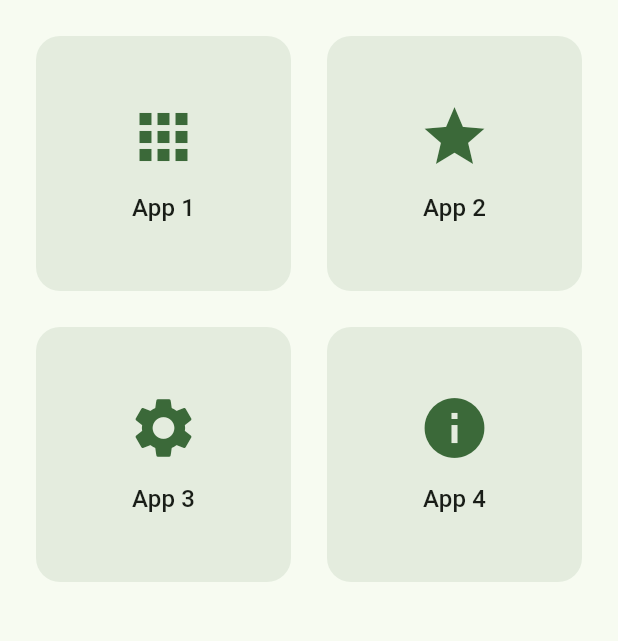
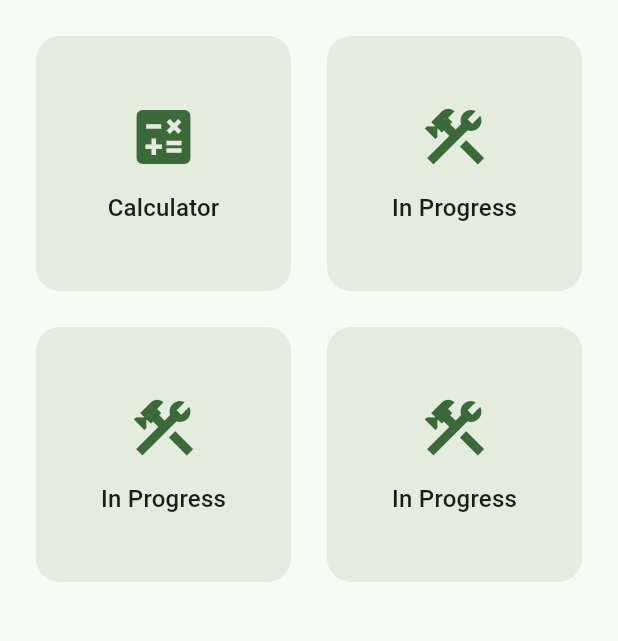
Before and after one commit to ChadKeyser/flutter_application_1, a Flutter app: the screen it shows after launch, on a phone screen of 412 x 824 dp, the part 84-725 px from its top. Run offline on Flutter 3.47's test engine with Material 3 defaults, Android fonts, the light colour scheme and no system bars.

Commit message:
Update home page and calculator app

```diff
--- a/lib/home_page.dart
+++ b/lib/home_page.dart
@@ -21,36 +21,27 @@ class HomePage extends StatelessWidget {
         mainAxisSpacing: 24,
         children: [
           AppBlock(
-            title: 'App 1',
-            icon: Icons.apps,
+            title: 'Calculator',
+            icon: Icons.calculate,
             onTap: () => Navigator.push(
               context,
               MaterialPageRoute(builder: (context) => const App1Page()),
             ),
           ),
           AppBlock(
-            title: 'App 2',
-            icon: Icons.star,
-            onTap: () => Navigator.push(
-              context,
-              MaterialPageRoute(builder: (context) => const App2Page()),
-            ),
+            title: 'In Progress',
+            icon: Icons.construction,
+            onTap: () {}, // No navigation
           ),
           AppBlock(
-            title: 'App 3',
-            icon: Icons.settings,
-            onTap: () => Navigator.push(
-              context,
-              MaterialPageRoute(builder: (context) => const App3Page()),
-            ),
+            title: 'In Progress',
+            icon: Icons.construction,
+            onTap: () {}, // No navigation
           ),
           AppBlock(
-            title: 'App 4',
-            icon: Icons.info,
-            onTap: () => Navigator.push(
-              context,
-              MaterialPageRoute(builder: (context) => const App4Page()),
-            ),
+            title: 'In Progress',
+            icon: Icons.construction,
+            onTap: () {}, // No navigation
           ),
         ],
       ),
```
Also changed, not shown: lib/app1_page.dart (+112 -3 lines).
